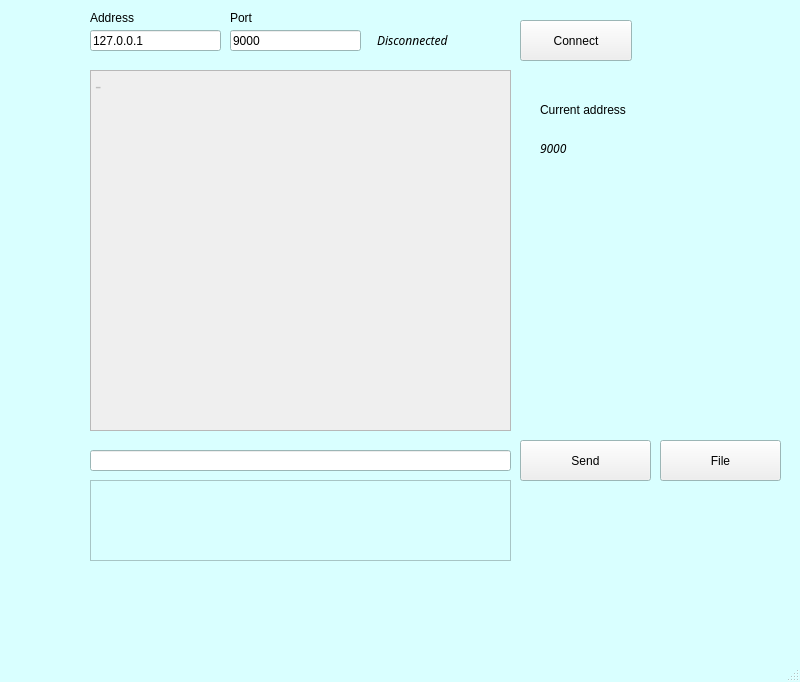
The window that resources/messenger.ui (elizarpif/p2p) describes before a commit, drawn with Qt 5.
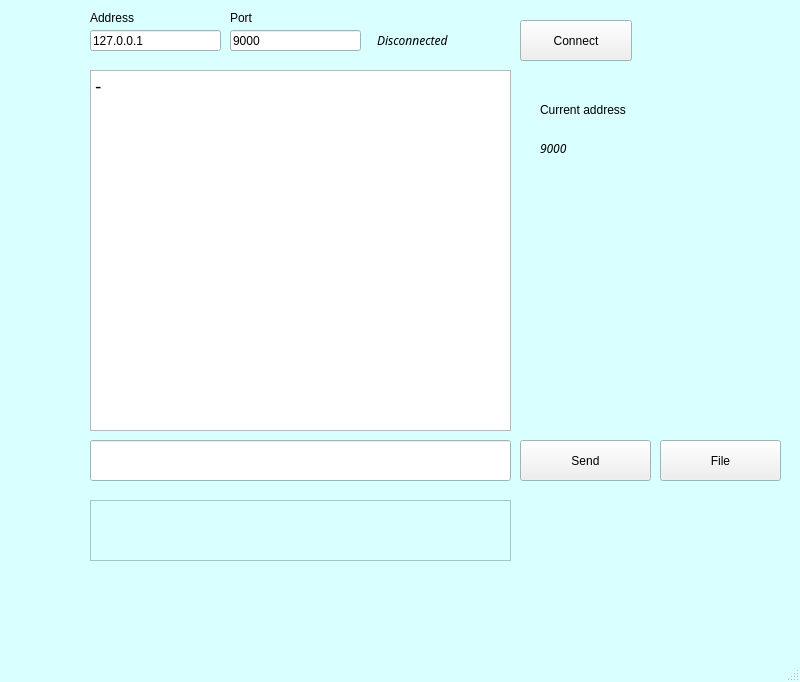
The same window after the commit.

What changed in the file:
```diff
--- a/resources/messenger.ui
+++ b/resources/messenger.ui
@@ -109,9 +109,9 @@
     <property name="geometry">
      <rect>
       <x>90</x>
-      <y>450</y>
+      <y>440</y>
       <width>421</width>
-      <height>21</height>
+      <height>41</height>
      </rect>
     </property>
    </widget>
@@ -161,7 +161,7 @@
    </widget>
    <widget class="QTextEdit" name="chat">
     <property name="enabled">
-     <bool>false</bool>
+     <bool>true</bool>
     </property>
     <property name="geometry">
      <rect>
@@ -178,6 +178,9 @@
      border-radius: 10px;
 }</string>
     </property>
+    <property name="readOnly">
+     <bool>true</bool>
+    </property>
     <property name="html">
      <string>&lt;!DOCTYPE HTML PUBLIC &quot;-//W3C//DTD HTML 4.0//EN&quot; &quot;http://www.w3.org/TR/REC-html40/strict.dtd&quot;&gt;
 &lt;html&gt;&lt;head&gt;&lt;meta name=&quot;qrichtext&quot; content=&quot;1&quot; /&gt;&lt;style type=&quot;text/css&quot;&gt;
@@ -292,9 +295,9 @@
     <property name="geometry">
      <rect>
       <x>90</x>
-      <y>480</y>
+      <y>500</y>
       <width>421</width>
-      <height>81</height>
+      <height>61</height>
      </rect>
     </property>
    </widget>
```
